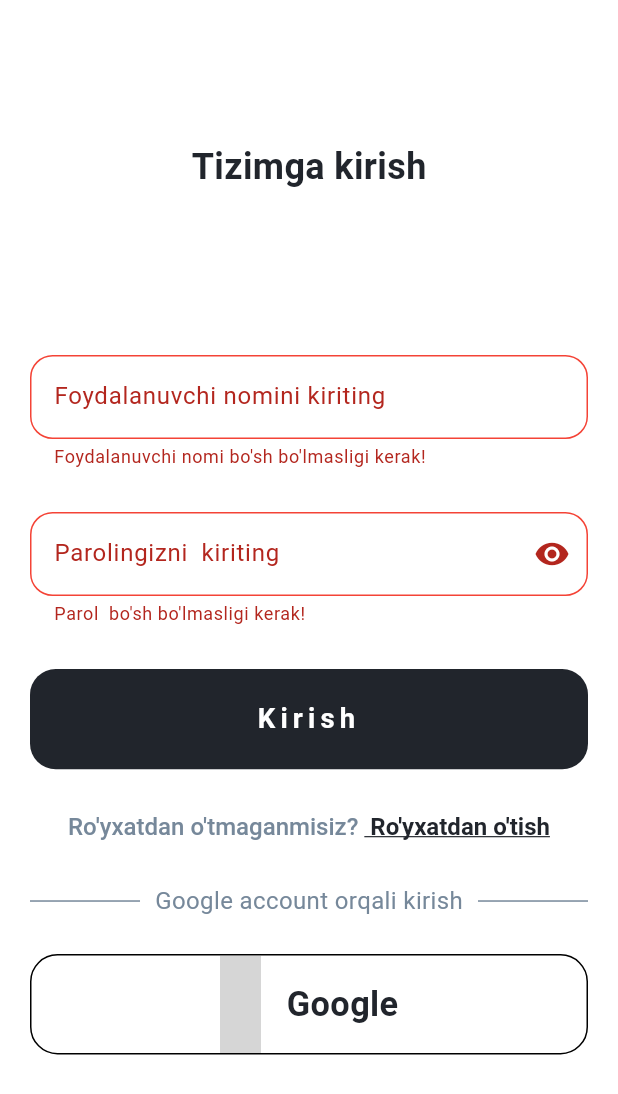
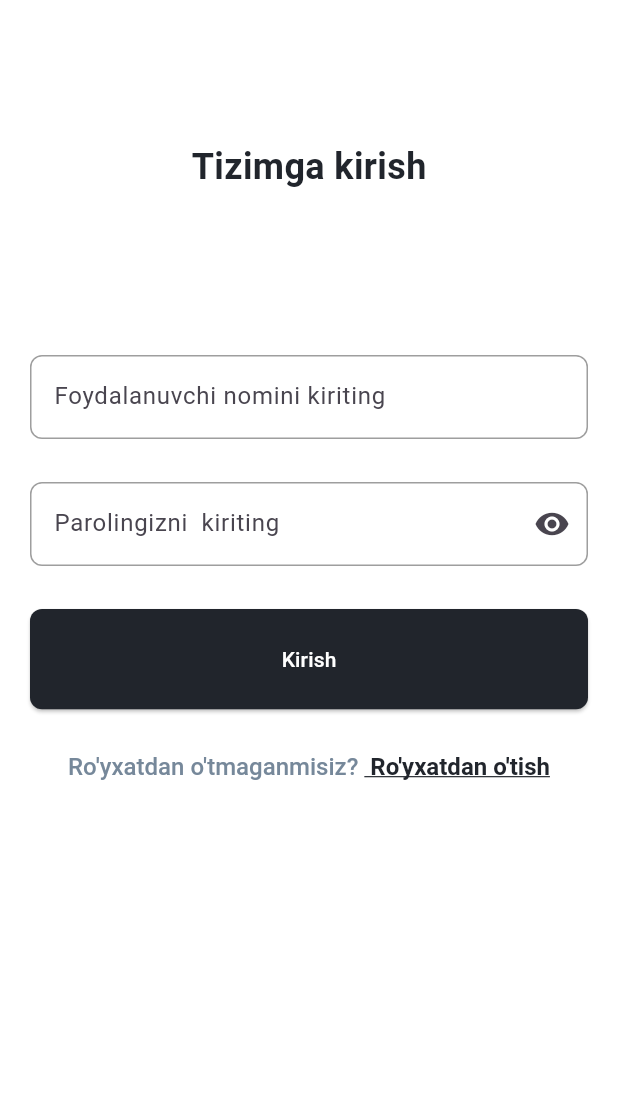
Before and after one commit to khusantoy/carpet-delivery, a Flutter app: the LoginScreen screen opened directly, after a tap on "Kirish", on a phone screen of 412 x 824 dp. Shown: the top 1094 px of the screen. Run offline on Flutter 3.47's test engine with Material 3 defaults, Android fonts, the phone set to English and light mode, and no system bars; our stand-ins replace flutter_screenutil, flutter_svg, gap; grey boxes are pictures that could not be loaded.

Commit message:
update auth button style

```diff
--- a/lib/main.dart
+++ b/lib/main.dart
@@ -1,4 +1,4 @@
-import 'package:carpet_delivery/presentation/screens/main/main_screen.dart';
+import 'package:carpet_delivery/presentation/screens/login/login_screen.dart';
 import 'package:carpet_delivery/utils/app_constants/app_colors.dart';
 import 'package:flutter/material.dart';
 import 'package:flutter_screenutil/flutter_screenutil.dart';
@@ -25,7 +25,7 @@
             backgroundColor: AppColors.white,
           ),
         ),
-        home: const MainScreen(),
+        home: const LoginScreen(),
       ),
     );
   }
--- a/lib/presentation/screens/login/login_screen.dart
+++ b/lib/presentation/screens/login/login_screen.dart
@@ -77,17 +77,10 @@
                     },
                   ),
                   Gap(24.h),
-                  UniversalbuttonWidget(
-                      function: () {
-                        if (formkey.currentState!.validate()) {
-                          formkey.currentState!.save();
-                          setState(() {
-                            _passwordController.clear();
-                            _usernameController.clear();
-                          });
-                        }
-                      },
-                      text: "Kirish"),
+                  UniversalButtonWidget(
+                    function: () {},
+                    child: const Text("Kirish"),
+                  ),
                   Gap(24.h),
                   RichText(
                     text: TextSpan(
@@ -119,68 +112,6 @@
                       ],
                     ),
                   ),
-                  Gap(24.h),
-                  Row(
-                    mainAxisAlignment: MainAxisAlignment.center,
-                    children: [
-                      const Expanded(
-                        child: Divider(
-                          thickness: 1,
-                          color: AppColors.locationColor,
-                        ),
-                      ),
-                      Padding(
-                        padding: const EdgeInsets.symmetric(horizontal: 10),
-                        child: Text(
-                          "Google account orqali kirish",
-                          style: TextStyle(
-                            color: AppColors.bottomNavigationLabelColor,
-                            fontSize: 14.sp,
-                            fontWeight: FontWeight.w400,
-                          ),
-                        ),
-                      ),
-                      const Expanded(
-                        child: Divider(
-                          thickness: 1,
-                          color: AppColors.locationColor,
-                        ),
-                      ),
-                    ],
-                  ),
-                  Gap(20.h),
-                  InkWell(
-                    onTap: () {},
-                    child: Container(
-                      alignment: Alignment.center,
-                      height: 56.h,
-                      width: double.infinity,
-                      decoration: BoxDecoration(
-                        border: Border.all(),
-                        borderRadius: BorderRadius.circular(16.r),
-                        color: AppColors.white,
-                      ),
-                      child: Row(
-                        mainAxisAlignment: MainAxisAlignment.center,
-                        children: [
-                          SizedBox(
-                              width: 24.w,
-                              height: 56.h,
-                              child: Image.asset("assets/icons/google.png")),
-                          Gap(15.w),
-                          Text(
-                            "Google",
-                            style: TextStyle(
-                              fontWeight: FontWeight.w600,
-                              color: AppColors.customBlack,
-                              fontSize: 20.sp,
-                            ),
-                            textAlign: TextAlign.center,
-                          ),
-                        ],
-                      ),
-                    ),
-                  ),
                 ],
               ),
             ),
--- a/lib/presentation/screens/login/register_screen.dart
+++ b/lib/presentation/screens/login/register_screen.dart
@@ -106,8 +106,10 @@
                     },
                   ),
                   Gap(24.h),
-                  UniversalbuttonWidget(
-                      function: () {}, text: "Ro'yxatdan o'tish"),
+                  UniversalButtonWidget(
+                    function: () {},
+                    child: Text("Ro'yxatdan o'tish"),
+                  ),
                   Gap(24.h),
                   RichText(
                     text: TextSpan(
--- a/lib/presentation/widgets/custom_textfield.dart
+++ b/lib/presentation/widgets/custom_textfield.dart
@@ -29,6 +29,8 @@
     this.errorText,
     this.onChanged,
   }) : super(key: key);
+
+
   @override
   Widget build(BuildContext context) {
     return TextFormField(
@@ -58,7 +60,7 @@
 
 OutlineInputBorder _returnBorder([Color? color]) {
   return OutlineInputBorder(
-    borderRadius: BorderRadius.circular(15),
+    borderRadius: BorderRadius.circular(8),
     borderSide: BorderSide(color: color ?? Colors.grey),
   );
 }
--- a/lib/presentation/widgets/universal_button_widget.dart
+++ b/lib/presentation/widgets/universal_button_widget.dart
@@ -2,33 +2,30 @@
 import 'package:flutter/material.dart';
 import 'package:flutter_screenutil/flutter_screenutil.dart';
 
-class UniversalbuttonWidget extends StatelessWidget {
-  final Function() function;
-  final String text;
+class UniversalButtonWidget extends StatelessWidget {
+  final VoidCallback function;
+  final Widget child;
 
-  const UniversalbuttonWidget(
-      {super.key, required this.function, required this.text});
+  const UniversalButtonWidget({
+    super.key,
+    required this.function,
+    required this.child,
+  });
   @override
   Widget build(BuildContext context) {
-    return InkWell(
-      onTap: function,
-      child: Container(
-        alignment: Alignment.center,
-        height: 56.h,
-        width: double.infinity,
-        decoration: BoxDecoration(
-          borderRadius: BorderRadius.circular(15.r),
-          color: AppColors.customBlack,
+    return SizedBox(
+      width: double.infinity,
+      height: 56.h,
+      child: ElevatedButton(
+        style: ElevatedButton.styleFrom(
+          backgroundColor: AppColors.customBlack,
+          foregroundColor: AppColors.white,
+          shape: RoundedRectangleBorder(
+            borderRadius: BorderRadius.circular(8),
+          ),
         ),
-        child: Text(
-          text,
-          style: TextStyle(
-              fontWeight: FontWeight.w600,
-              color: Colors.white,
-              fontSize: 16.sp,
-              letterSpacing: 3.sp),
-          textAlign: TextAlign.center,
-        ),
+        onPressed: function,
+        child: child,
       ),
     );
   }
```
